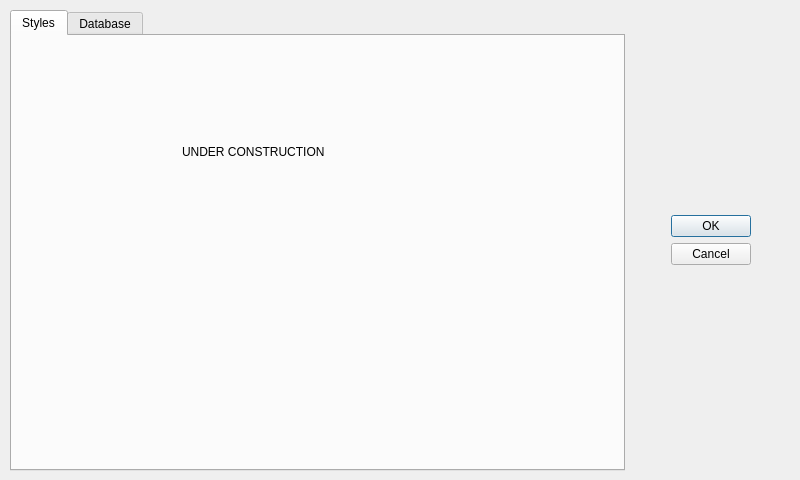
Qt form dialog_options.ui (Axelm3sh/Bounce-E) before a commit.
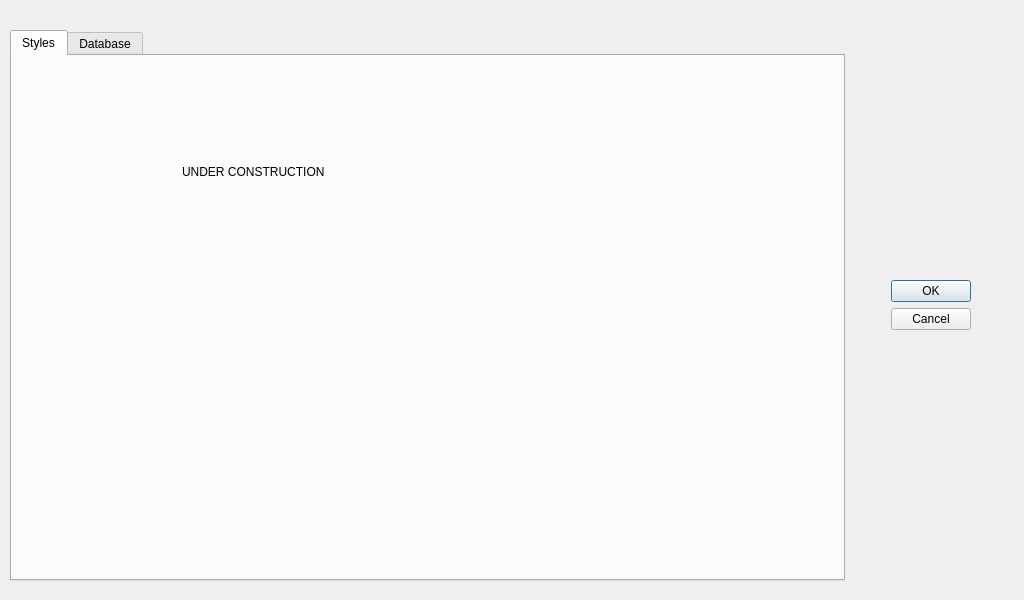
The same form after that commit.

Diff of the .ui file:
```diff
--- a/dialog_options.ui
+++ b/dialog_options.ui
@@ -6,8 +6,8 @@
    <rect>
     <x>0</x>
     <y>0</y>
-    <width>800</width>
-    <height>480</height>
+    <width>1024</width>
+    <height>600</height>
    </rect>
   </property>
   <property name="sizePolicy">
@@ -23,9 +23,9 @@
    <property name="geometry">
     <rect>
      <x>10</x>
-     <y>10</y>
-     <width>781</width>
-     <height>461</height>
+     <y>30</y>
+     <width>1001</width>
+     <height>551</height>
     </rect>
    </property>
    <layout class="QHBoxLayout" name="horizontalLayout">
```
